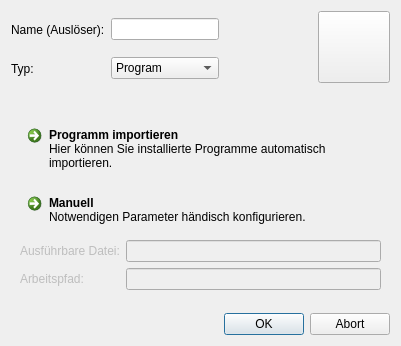
This is src/Actions/modifycommands.ui in KDE/simon as Qt 5 draws it before an edit. The edited form follows.
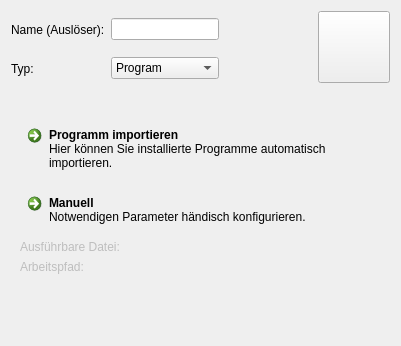
This is the edited form. Icons and pictures are not drawn. Custom widgets are drawn as their Qt base class.

Commit message: Lots and lots of porting to KDE4 (Search & Replace but also QMessageBox -> KMessageBox, tr() -> i18n(), etc). Sadly this broke a lot of stuff in simon which needs to be repaired. This revision should definitely not used for production!

```diff
--- a/src/Actions/modifycommands.ui
+++ b/src/Actions/modifycommands.ui
@@ -1,6 +1,6 @@
 <ui version="4.0" >
  <class>DlgModifyCommands</class>
- <widget class="QDialog" name="DlgModifyCommands" >
+ <widget class="QWidget" name="DlgModifyCommands" >
   <property name="geometry" >
    <rect>
     <x>0</x>
@@ -168,16 +168,6 @@
          </property>
         </widget>
        </item>
-       <item row="2" column="1" >
-        <widget class="SimonFileSelector" name="leExecutable" >
-         <property name="enabled" >
-          <bool>false</bool>
-         </property>
-         <property name="text" >
-          <string/>
-         </property>
-        </widget>
-       </item>
        <item row="3" column="0" >
         <widget class="QLabel" name="label_13" >
          <property name="enabled" >
@@ -188,16 +178,6 @@
          </property>
         </widget>
        </item>
-       <item row="3" column="1" >
-        <widget class="SimonDirSelector" name="leWorkingDirectory" >
-         <property name="enabled" >
-          <bool>false</bool>
-         </property>
-         <property name="text" >
-          <string/>
-         </property>
-        </widget>
-       </item>
        <item row="4" column="1" >
         <spacer name="verticalSpacer_2" >
          <property name="orientation" >
@@ -211,6 +191,20 @@
          </property>
         </spacer>
        </item>
+       <item row="2" column="1" >
+        <widget class="KUrlRequester" name="urExecutable" >
+         <property name="enabled" >
+          <bool>false</bool>
+         </property>
+        </widget>
+       </item>
+       <item row="3" column="1" >
+        <widget class="KUrlRequester" name="urWorkingDirectory" >
+         <property name="enabled" >
+          <bool>false</bool>
+         </property>
+        </widget>
+       </item>
       </layout>
      </widget>
      <widget class="QWidget" name="page_2" >
@@ -248,16 +242,6 @@
          </property>
         </widget>
        </item>
-       <item row="2" column="1" >
-        <widget class="SimonFileSelector" name="leUrl" >
-         <property name="enabled" >
-          <bool>false</bool>
-         </property>
-         <property name="text" >
-          <string/>
-         </property>
-        </widget>
-       </item>
        <item row="3" column="1" >
         <spacer name="verticalSpacer_3" >
          <property name="orientation" >
@@ -271,6 +255,13 @@
          </property>
         </spacer>
        </item>
+       <item row="2" column="1" >
+        <widget class="KUrlRequester" name="urUrl" >
+         <property name="enabled" >
+          <bool>false</bool>
+         </property>
+        </widget>
+       </item>
       </layout>
      </widget>
      <widget class="QWidget" name="Seite" >
@@ -320,21 +311,9 @@
      </widget>
     </widget>
    </item>
-   <item row="4" column="0" colspan="4" >
-    <widget class="KDialogButtonBox" name="bbDialog" >
-     <property name="standardButtons" >
-      <set>QDialogButtonBox::Abort|QDialogButtonBox::Ok</set>
-     </property>
-    </widget>
-   </item>
   </layout>
  </widget>
  <customwidgets>
-  <customwidget>
-   <class>KDialogButtonBox</class>
-   <extends>QDialogButtonBox</extends>
-   <header>kdialogbuttonbox.h</header>
-  </customwidget>
   <customwidget>
    <class>KIconButton</class>
    <extends>QPushButton</extends>
@@ -351,14 +330,9 @@
    <header>klineedit.h</header>
   </customwidget>
   <customwidget>
-   <class>SimonDirSelector</class>
-   <extends>KLineEdit</extends>
-   <header>simondirselector.h</header>
-  </customwidget>
-  <customwidget>
-   <class>SimonFileSelector</class>
-   <extends>KLineEdit</extends>
-   <header>simonfileselector.h</header>
+   <class>KUrlRequester</class>
+   <extends>QFrame</extends>
+   <header>kurlrequester.h</header>
   </customwidget>
  </customwidgets>
  <resources>
```
Left out of the diff: 112 changed lines with no effect on the pictures. The commit also changes 165 other files.
